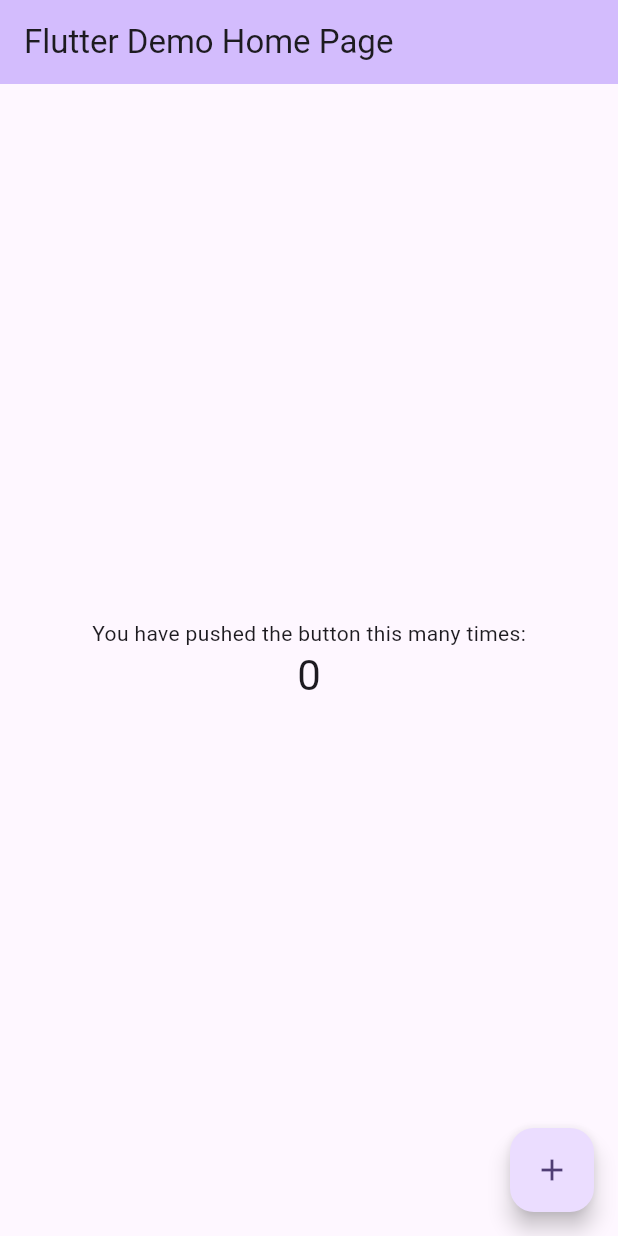
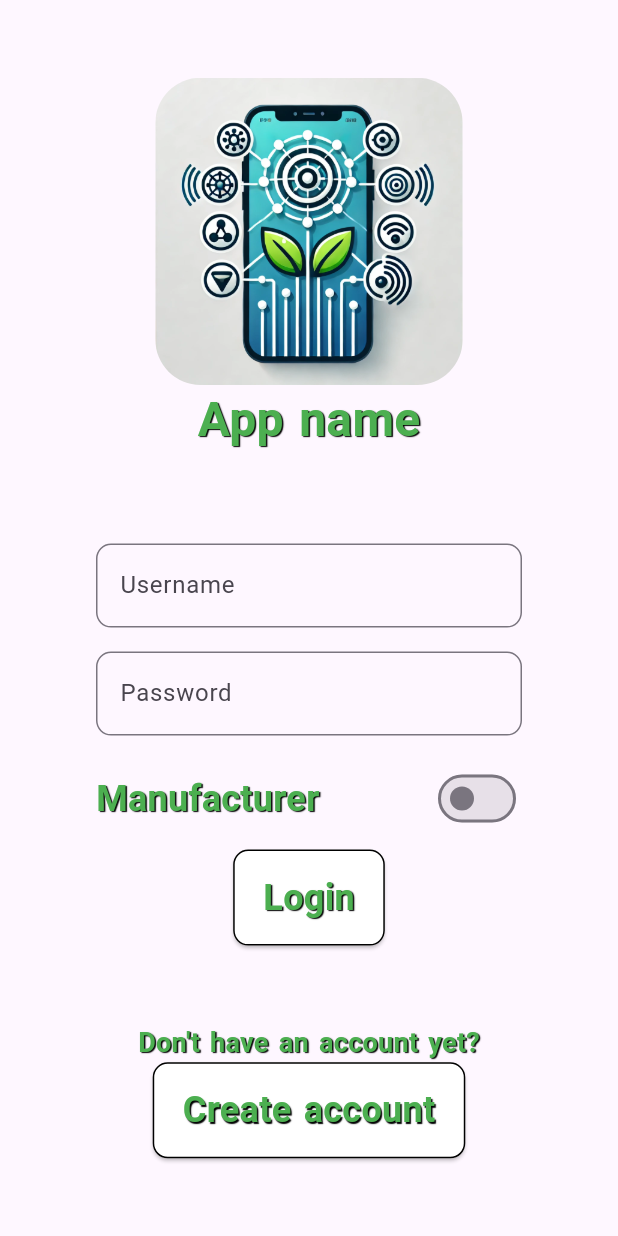
Before and after one commit to bmzsombi/szoftarch, a Flutter app: the screen it shows after launch, on a phone screen of 412 x 824 dp. Run offline on Flutter 3.47's test engine with Material 3 defaults, Android fonts, the phone set to English and light mode, and no system bars.

Commit message:
login screen added

```diff
--- /dev/null
+++ b/flutter_app/lib/login_methods.dart
@@ -0,0 +1,7 @@
+void loginButtonPressed() {
+
+}
+
+void createAccountButtonPressed() {
+
+}
--- /dev/null
+++ b/flutter_app/lib/login_screen.dart
@@ -0,0 +1,53 @@
+import 'package:flutter/material.dart';
+import 'package:flutter_app/login_widgets.dart';
+import 'package:flutter_app/login_methods.dart';
+
+class Loginscreen extends StatelessWidget {
+  const Loginscreen({super.key, required this.appName});
+
+  final String appName;
+
+  @override
+  Widget build(BuildContext context) {
+    return Scaffold(
+      body: Center(
+        child: Column(
+          mainAxisAlignment: MainAxisAlignment.center,
+          children: <Widget>[
+            const Spacer(),
+            ClipRRect(
+              borderRadius: BorderRadius.circular(30),
+              child: Image.asset(
+                'assets/app_logo.jpeg',
+                scale: 5,
+              ),
+            ),
+            const LoginScreenText(text: 'App name', fontSize: 32.0),
+            const Spacer(),
+            const LoginScreenInputField(labelText: 'Username', hintText: 'Enter your username', isPasswordField: false),
+            const LoginScreenInputField(labelText: 'Password', hintText: 'Enter your password', isPasswordField: true),
+            Padding(
+              padding: const EdgeInsets.symmetric(horizontal: 64.0, vertical: 10.0),
+              child: Row(
+                children: <Widget>[
+                  const LoginScreenText(text: 'Manufacturer', fontSize: 24.0),
+                  const Spacer(),
+                  Switch(
+                    value: false,
+                    onChanged: (value) {
+                    },
+                  )
+                ],
+              ),
+            ),
+            const LoginScreenButton(text: 'Login', onPressed: loginButtonPressed, fontSize: 24.0),
+            const Spacer(),
+            const LoginScreenText(text: "Don't have an account yet?", fontSize: 18.0),
+            const LoginScreenButton(text: 'Create account', onPressed: createAccountButtonPressed, fontSize: 24.0),
+            const Spacer()
+          ],
+        ),
+      ),
+    );
+  }
+}
--- /dev/null
+++ b/flutter_app/lib/login_widgets.dart
@@ -0,0 +1,99 @@
+import 'package:flutter/material.dart';
+
+class LoginScreenText extends StatelessWidget {
+  const LoginScreenText({
+    super.key,
+    required this.text,
+    required this.fontSize
+  });
+
+  final String text;
+  final double fontSize;
+
+  @override
+  Widget build(BuildContext context) {
+    return Text(
+      text,
+      style: TextStyle(
+        fontSize: fontSize,
+        color: Colors.green,
+        fontWeight: FontWeight.bold,
+        letterSpacing: 0.2,
+        wordSpacing: 2.0,
+        fontStyle: FontStyle.normal,
+        shadows: const [
+          Shadow(
+            offset: Offset(1.0, 1.0),
+            color: Colors.black,
+            blurRadius: 0.2
+          )
+        ]
+      ),
+    );
+  }
+}
+
+class LoginScreenButton extends StatelessWidget {
+
+  const LoginScreenButton({
+    super.key,
+    required this.text,
+    required this.onPressed,
+    required this.fontSize
+  });
+
+  final String text;
+  final VoidCallback onPressed;
+  final double fontSize;
+
+
+  @override
+  Widget build(BuildContext context) {
+    return ElevatedButton(
+      onPressed: onPressed,
+      style: ElevatedButton.styleFrom(
+        backgroundColor: Colors.white,
+        padding: const EdgeInsets.symmetric(horizontal: 20.0, vertical: 15.0),
+        shape: RoundedRectangleBorder(
+          borderRadius: BorderRadius.circular(10),
+          side: const BorderSide(
+            color: Colors.black,
+            width: 1.0
+          )
+        )
+      ),
+      child: LoginScreenText(text: text, fontSize: fontSize),
+    );
+  }
+}
+
+class LoginScreenInputField extends StatelessWidget {
+  const LoginScreenInputField({
+    super.key,
+    required this.labelText,
+    required this.hintText,
+    required this.isPasswordField
+  });
+
+  final String labelText;
+  final String hintText;
+  final bool isPasswordField;
+
+  @override
+  Widget build(BuildContext context) {
+    return Padding(
+      padding: const EdgeInsets.symmetric(horizontal: 64.0, vertical: 8.0),
+      child: TextField(
+        obscureText: isPasswordField,
+        decoration: InputDecoration(
+          labelText: labelText,
+          hintText: hintText,
+          border: const OutlineInputBorder(
+            borderSide: BorderSide(),
+            borderRadius: BorderRadius.all(Radius.circular(10.0))
+          )
+        ),
+      ),
+    );
+  }
+}
--- a/flutter_app/lib/main.dart
+++ b/flutter_app/lib/main.dart
@@ -1,4 +1,5 @@
 import 'package:flutter/material.dart';
+import 'login_screen.dart';
 
 void main() {
   runApp(const MyApp());
@@ -31,7 +32,8 @@
         colorScheme: ColorScheme.fromSeed(seedColor: Colors.deepPurple),
         useMaterial3: true,
       ),
-      home: const MyHomePage(title: 'Flutter Demo Home Page'),
+      //home: const MyHomePage(title: 'Flutter Demo Home Page'),
+      home: const Loginscreen(appName: "App name",)
     );
   }
 }
--- a/flutter_app/pubspec.yaml
+++ b/flutter_app/pubspec.yaml
@@ -88,3 +88,5 @@ flutter:
   #
   # For details regarding fonts from package dependencies,
   # see https://flutter.dev/to/font-from-package
+  assets:
+    - assets/app_logo.jpeg
```
Also changed, not shown: flutter_app/assets/app_logo.jpeg (added).
